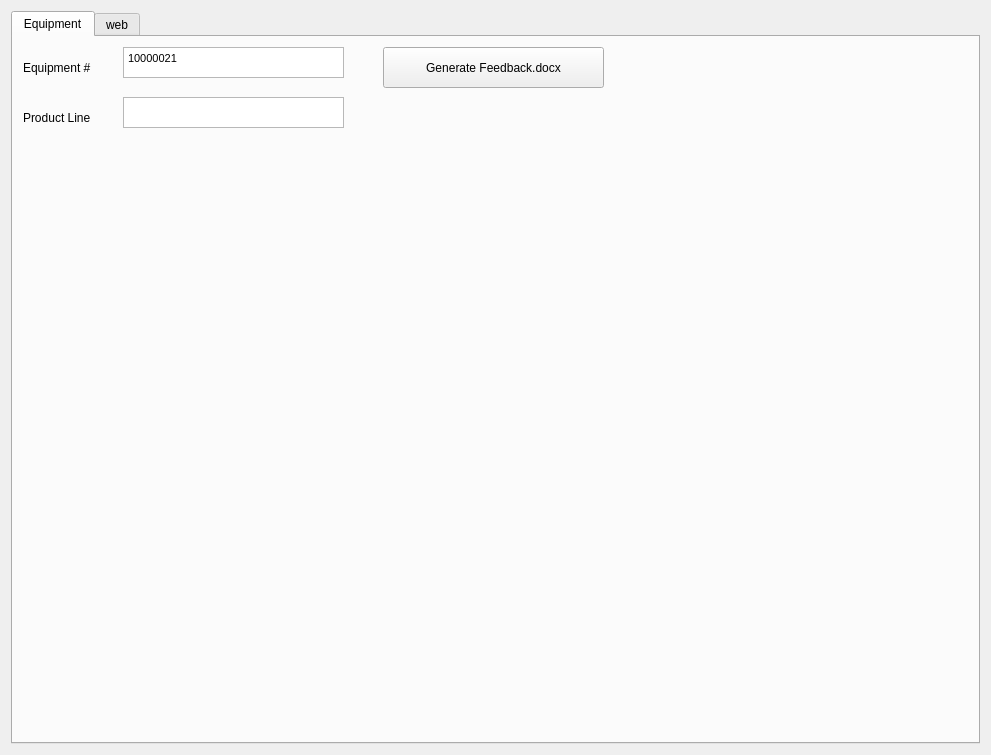
The window that Ui_FormMonitor.ui (174high/Spiders-word) describes before a commit, drawn with Qt 5.
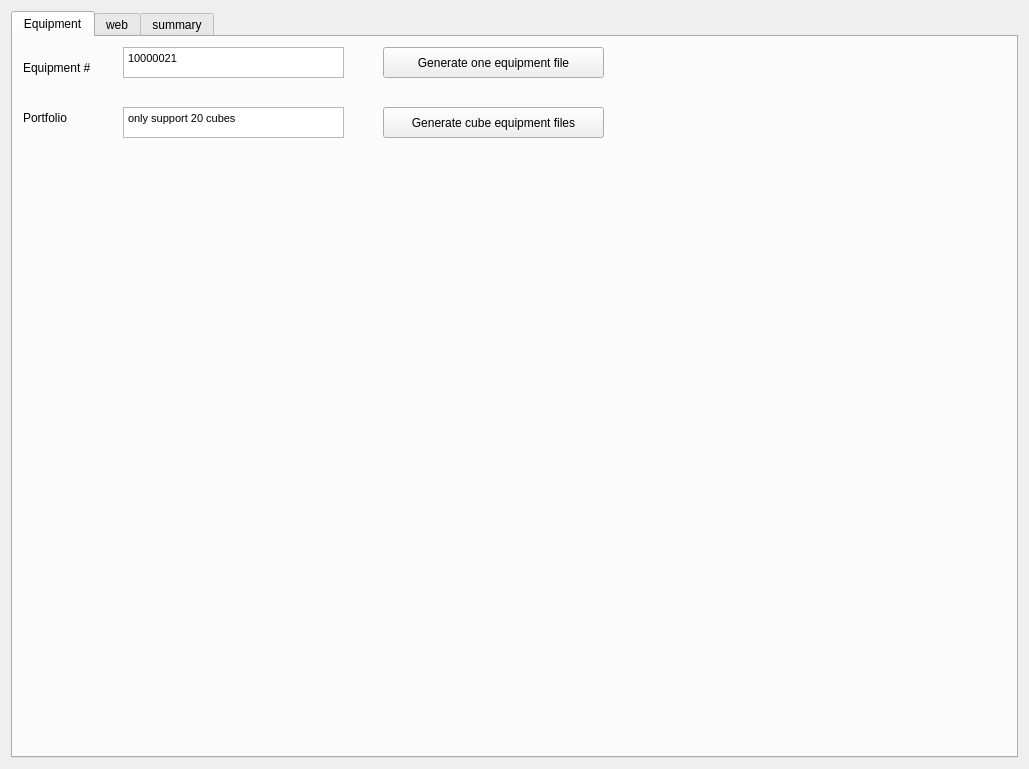
The same window after the commit. The open tabs and pages were chosen to show the change.

Commit message: add progress dialog and new style of UI ,process timeout porblem of chrome headless

The edit to the form file:
```diff
--- a/Ui_FormMonitor.ui
+++ b/Ui_FormMonitor.ui
@@ -6,8 +6,8 @@
    <rect>
     <x>0</x>
     <y>0</y>
-    <width>991</width>
-    <height>755</height>
+    <width>1029</width>
+    <height>769</height>
    </rect>
   </property>
   <property name="windowTitle">
@@ -36,36 +36,6 @@
         <string>Equipment #</string>
        </property>
       </widget>
-      <widget class="QLabel" name="label_8">
-       <property name="geometry">
-        <rect>
-         <x>10</x>
-         <y>60</y>
-         <width>101</width>
-         <height>41</height>
-        </rect>
-       </property>
-       <property name="text">
-        <string>Product Line</string>
-       </property>
-      </widget>
-      <widget class="QTextBrowser" name="textBrowser_Product_Line">
-       <property name="geometry">
-        <rect>
-         <x>110</x>
-         <y>60</y>
-         <width>221</width>
-         <height>31</height>
-        </rect>
-       </property>
-       <property name="html">
-        <string>&lt;!DOCTYPE HTML PUBLIC &quot;-//W3C//DTD HTML 4.0//EN&quot; &quot;http://www.w3.org/TR/REC-html40/strict.dtd&quot;&gt;
-&lt;html&gt;&lt;head&gt;&lt;meta name=&quot;qrichtext&quot; content=&quot;1&quot; /&gt;&lt;style type=&quot;text/css&quot;&gt;
-p, li { white-space: pre-wrap; }
-&lt;/style&gt;&lt;/head&gt;&lt;body style=&quot; font-family:'MS Shell Dlg 2'; font-size:8pt; font-weight:400; font-style:normal;&quot;&gt;
-&lt;p style=&quot;-qt-paragraph-type:empty; margin-top:0px; margin-bottom:0px; margin-left:0px; margin-right:0px; -qt-block-indent:0; text-indent:0px;&quot;&gt;&lt;br /&gt;&lt;/p&gt;&lt;/body&gt;&lt;/html&gt;</string>
-       </property>
-      </widget>
       <widget class="QTextEdit" name="textEdit">
        <property name="geometry">
         <rect>
@@ -89,11 +59,54 @@
          <x>370</x>
          <y>10</y>
          <width>221</width>
+         <height>31</height>
+        </rect>
+       </property>
+       <property name="text">
+        <string>Generate one equipment file</string>
+       </property>
+      </widget>
+      <widget class="QPushButton" name="pushButton_2">
+       <property name="geometry">
+        <rect>
+         <x>370</x>
+         <y>70</y>
+         <width>221</width>
+         <height>31</height>
+        </rect>
+       </property>
+       <property name="text">
+        <string>Generate cube equipment files</string>
+       </property>
+      </widget>
+      <widget class="QLabel" name="label_9">
+       <property name="geometry">
+        <rect>
+         <x>10</x>
+         <y>60</y>
+         <width>101</width>
          <height>41</height>
         </rect>
        </property>
        <property name="text">
-        <string>Generate Feedback.docx</string>
+        <string>Portfolio</string>
+       </property>
+      </widget>
+      <widget class="QTextEdit" name="textEdit_2">
+       <property name="geometry">
+        <rect>
+         <x>110</x>
+         <y>70</y>
+         <width>221</width>
+         <height>31</height>
+        </rect>
+       </property>
+       <property name="html">
+        <string>&lt;!DOCTYPE HTML PUBLIC &quot;-//W3C//DTD HTML 4.0//EN&quot; &quot;http://www.w3.org/TR/REC-html40/strict.dtd&quot;&gt;
+&lt;html&gt;&lt;head&gt;&lt;meta name=&quot;qrichtext&quot; content=&quot;1&quot; /&gt;&lt;style type=&quot;text/css&quot;&gt;
+p, li { white-space: pre-wrap; }
+&lt;/style&gt;&lt;/head&gt;&lt;body style=&quot; font-family:'MS Shell Dlg 2'; font-size:8pt; font-weight:400; font-style:normal;&quot;&gt;
+&lt;p style=&quot; margin-top:0px; margin-bottom:0px; margin-left:0px; margin-right:0px; -qt-block-indent:0; text-indent:0px;&quot;&gt;only support 20 cubes&lt;/p&gt;&lt;/body&gt;&lt;/html&gt;</string>
        </property>
       </widget>
      </widget>
@@ -103,6 +116,11 @@
       </attribute>
       <layout class="QGridLayout" name="gridLayout_5"/>
      </widget>
+     <widget class="QWidget" name="summary">
+      <attribute name="title">
+       <string>summary</string>
+      </attribute>
+     </widget>
     </widget>
    </item>
   </layout>
```
Left out of the diff: 2 changed lines with no effect on the pictures. The commit also changes 4 other files.
